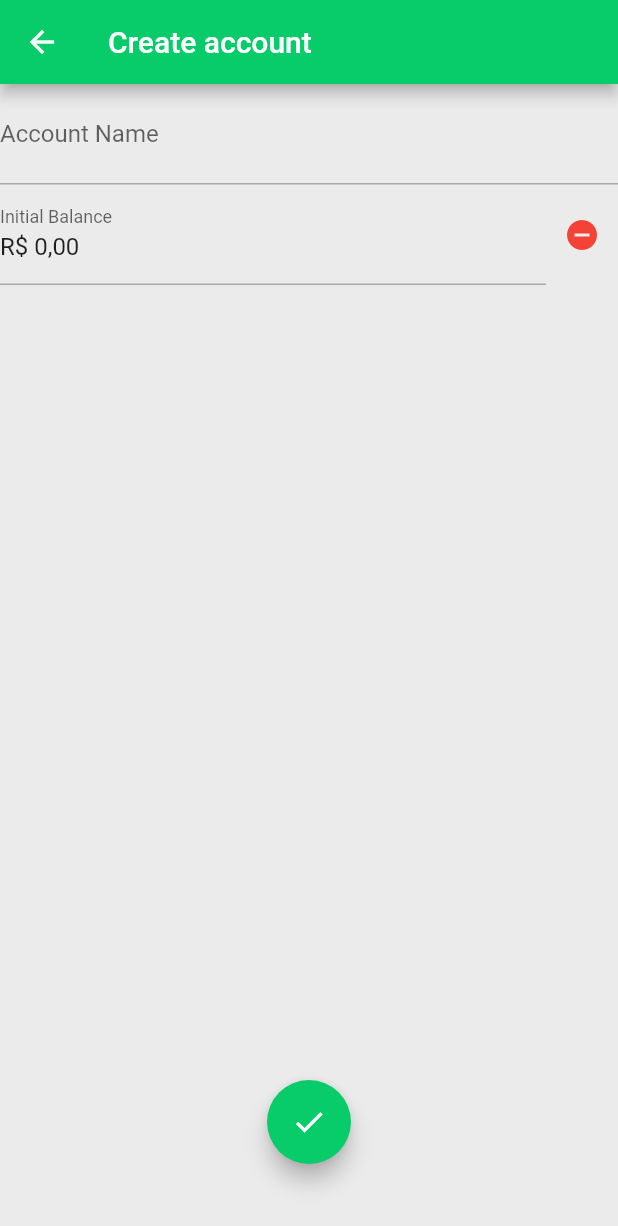
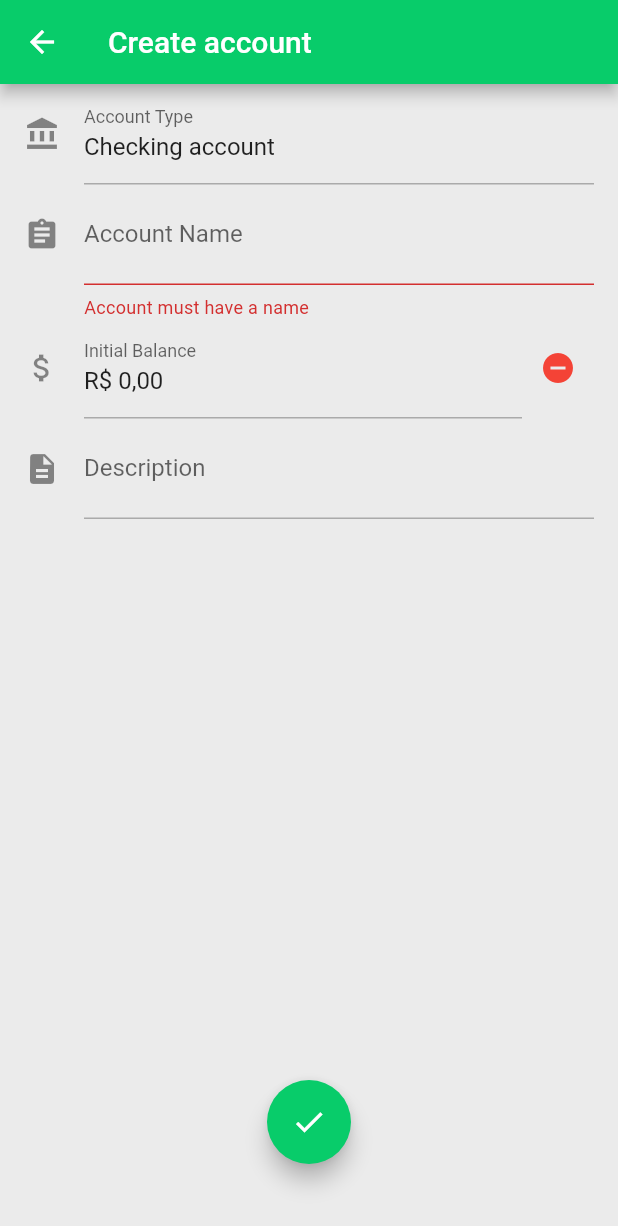
Before and after one commit to maugustosemperfi/financial-mobile, a Flutter app: the AddAccountPage screen opened directly with empty values, after a tap on the "check" icon, on a phone screen of 412 x 824 dp. Shown: the top 1226 px of the screen. Run offline on Flutter 3.47's test engine with Material 2 defaults, Android fonts, the phone set to English and light mode, and no system bars; our stand-ins replace bloc, carousel_slider, dio, equatable, fluro, flutter_bloc and 4 more; accounts and stored records are empty; generated files the repository leaves out were written again; statements that could not run were skipped.

Commit message:
[UPDATE] Fixing add accoutn layout
- Adding form validation
- Adding description and account type fields
- Poping navigation when create account completes

```diff
--- a/lib/enum/enum_account_type.dart
+++ b/lib/enum/enum_account_type.dart
@@ -18,4 +18,20 @@ class AccountType {
         return Icons.account_balance;
     }
   }
+
+  static getAccountNameByAccountType(type) {
+    switch (type) {
+      case EnumAccountType.checking:
+        return "Checking account";
+
+      case EnumAccountType.saving:
+        return "Savings or investmentst";
+
+      case EnumAccountType.others:
+        return "Others";
+
+      default:
+        return "Checking account";
+    }
+  }
 }
--- a/lib/model/account.dart
+++ b/lib/model/account.dart
@@ -14,6 +14,7 @@ class Account {
   double balance;
   @JsonKey(nullable: true)
   double realValue;
+  String descritpion;
 
   Account(this.name, this.type, this.balance, this.realValue);
 
--- a/lib/pages/add_account/add_account_page.dart
+++ b/lib/pages/add_account/add_account_page.dart
@@ -22,6 +22,18 @@ class _AddAccountPageState extends State<AddAccountPage> {
     leftSymbol: 'R\$ ',
   );
   TextEditingController _accountNameController = TextEditingController();
+  TextEditingController _accountTypeController = TextEditingController();
+  TextEditingController _descriptionController = TextEditingController();
+  IconData _accountTypeIcon;
+  bool _autoValidate = false;
+
+  @override
+  void initState() {
+    super.initState();
+    _accountTypeController.text =
+        AccountType.getAccountNameByAccountType(widget.type);
+    _accountTypeIcon = AccountType.getIconByAccountType(widget.type);
+  }
 
   _changeBalance() {
     print(_balanceController.value.text);
@@ -31,15 +43,21 @@ class _AddAccountPageState extends State<AddAccountPage> {
   }
 
   _addAccount() async {
+    if (_addAccountForm.currentState.validate()) {
+      _addAccountForm.currentState.save();
       Account account = Account.fromJson({
         "balance": _balanceController.numberValue.toString(),
         "name": _accountNameController.text,
-      "type": widget.type.index
+        "type": widget.type.index,
+        "description": _descriptionController.value
       });
       final application =
           await Application.dio.post('accounts', data: account.toJson());
 
-
+      Application.router.pop(context);
+    } else {
+      _autoValidate = true;
+    }
   }
 
   bool _balanceNegative() {
@@ -49,6 +67,7 @@ class _AddAccountPageState extends State<AddAccountPage> {
   @override
   Widget build(BuildContext context) {
     return Scaffold(
+      resizeToAvoidBottomPadding: false,
       appBar: AppBar(
         title: Text("Create account"),
         backgroundColor: AppTheme.primary,
@@ -59,19 +78,38 @@ class _AddAccountPageState extends State<AddAccountPage> {
         child: Column(
           mainAxisAlignment: MainAxisAlignment.spaceBetween,
           children: <Widget>[
-            Form(
+            Container(
+              padding: EdgeInsets.symmetric(horizontal: 16),
+              child: Form(
                 key: _addAccountForm,
+                autovalidate: _autoValidate,
                 child: Column(
                   children: <Widget>[
+                    InkWell(
+                      child: DixtyTextFormFieldWiget(
+                        decorationIcon: Icon(_accountTypeIcon),
+                        controller: _accountTypeController,
+                        labelText: 'Account Type',
+                        readOnly: true,
+                      ),
+                    ),
                     DixtyTextFormFieldWiget(
+                      decorationIcon: Icon(Icons.assignment),
                       controller: _accountNameController,
                       labelText: 'Account Name',
                       textCapitalization: TextCapitalization.words,
+                      validator: (String accountName) {
+                        if (accountName.length == 0) {
+                          return 'Account must have a name';
+                        }
+                        return null;
+                      },
                     ),
                     Row(
                       children: <Widget>[
                         Expanded(
                           child: DixtyTextFormFieldWiget(
+                            decorationIcon: Icon(Icons.attach_money),
                             controller: _balanceController,
                             labelText: 'Initial Balance',
                             keyboardType: TextInputType.number,
@@ -93,7 +131,14 @@ class _AddAccountPageState extends State<AddAccountPage> {
                         ),
                       ],
                     ),
+                    DixtyTextFormFieldWiget(
+                      decorationIcon: Icon(Icons.description),
+                      controller: _descriptionController,
+                      labelText: 'Description',
+                      hintText: 'Short description of your account',
+                    ),
                   ],
+                ),
               ),
             ),
             Row(
--- a/lib/pages/overview/widgets/accounts_widget.dart
+++ b/lib/pages/overview/widgets/accounts_widget.dart
@@ -52,7 +52,6 @@ class _AccountsWidgetState extends State<AccountsWidget> {
   }
 
   _showAccountBottomSheet(BuildContext context) {
-    print("");
     showModalBottomSheet(
         context: context,
         builder: (BuildContext context) {
@@ -153,7 +152,8 @@ class _AccountsWidgetState extends State<AccountsWidget> {
                             ]);
                       },
                       child: Container(
-                        padding: EdgeInsets.symmetric(vertical: 12, horizontal: 16),
+                        padding:
+                            EdgeInsets.symmetric(vertical: 12, horizontal: 16),
                         child: Column(
                           children: <Widget>[
                             Row(
--- a/lib/widgets/dixty_text_form_field.dart
+++ b/lib/widgets/dixty_text_form_field.dart
@@ -11,6 +11,7 @@ class DixtyTextFormFieldWiget extends StatelessWidget {
   final String labelText;
   final TextCapitalization textCapitalization;
   final TextInputType keyboardType;
+  final Function validator;
   DixtyTextFormFieldWiget({
     this.readOnly = false,
     this.onTap,
@@ -21,6 +22,7 @@ class DixtyTextFormFieldWiget extends StatelessWidget {
     this.hintText,
     this.textCapitalization = TextCapitalization.sentences,
     this.keyboardType = TextInputType.text,
+    this.validator,
   });
 
   @override
@@ -48,6 +50,7 @@ class DixtyTextFormFieldWiget extends StatelessWidget {
       cursorColor: AppTheme.colorStrong,
       textCapitalization: this.textCapitalization,
       keyboardType: this.keyboardType,
+      validator: validator,
     );
   }
 }
```
Also changed, not shown: lib/model/account.g.dart. Lines whose indentation alone changed are shown as unchanged.
